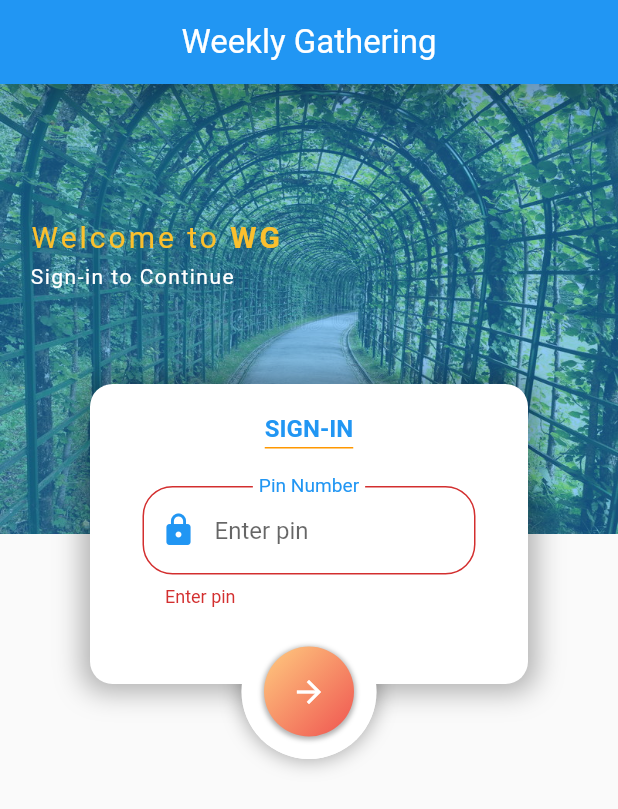
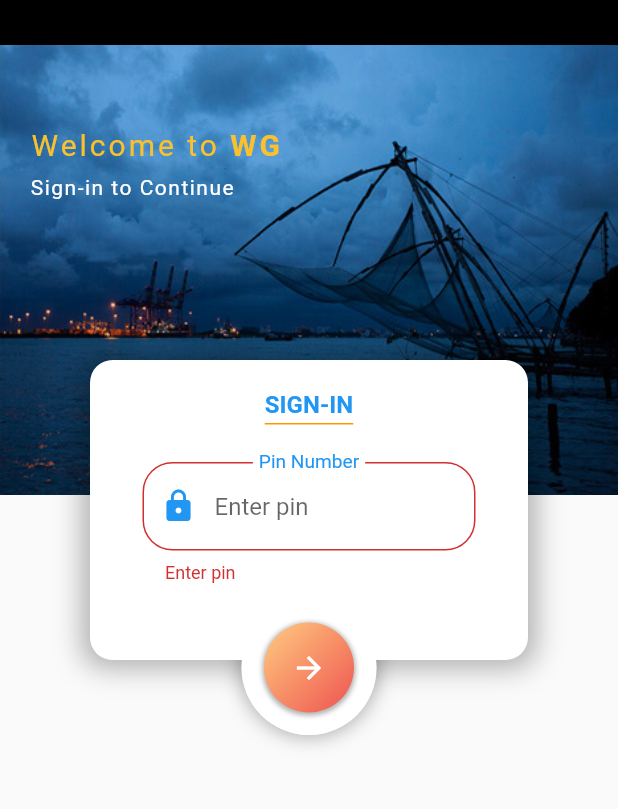
Before and after one commit to jjthottungal/cheetukaliapp, a Flutter app: the screen it shows after launch, after a tap on the "arrow forward" icon, on a phone screen of 412 x 824 dp. Shown: the top 809 px of the screen. Run offline on Flutter 3.47's test engine with Material 2 defaults, Android fonts, the light colour scheme and no system bars; our stand-ins replace connectivity_plus, flutter_slidable, flutter_spinkit, flutter_sticky_header, font_awesome_flutter, get and 3 more; missing offline and left inert: status_bar_control; accounts and stored records are empty.

Commit message:
commit for statut bar and login image

```diff
--- a/lib/screens/screen_login.dart
+++ b/lib/screens/screen_login.dart
@@ -9,6 +9,7 @@ import 'package:get/get.dart';
 import 'package:flutter/services.dart';
 import 'package:connectivity_plus/connectivity_plus.dart';
 import 'package:internet_connection_checker/internet_connection_checker.dart';
+import 'package:status_bar_control/status_bar_control.dart';
 
 class ScreenLogin extends StatefulWidget {
   const ScreenLogin({super.key});
@@ -32,6 +33,9 @@ class _ScreenLoginState extends State<ScreenLogin> {
   @override
   void initState() {
     super.initState();
+    //Hide top status bar
+    StatusBarControl.setHidden(true, animation: StatusBarAnimation.SLIDE);
+
     loginModel = LoginModel(userId: 'Guest', password: '');
     //Check Interconnectvity
     _getConnectivity();
@@ -40,6 +44,9 @@ class _ScreenLoginState extends State<ScreenLogin> {
   @override
   void dispose() {
     super.dispose();
+    //Show stausbar
+    StatusBarControl.setHidden(false);
+
     if (!_pinController.isBlank!) {
       _pinController.dispose();
     }
@@ -72,11 +79,13 @@ class _ScreenLoginState extends State<ScreenLogin> {
     return GestureDetector(
       onTap: () => FocusManager.instance.primaryFocus?.unfocus(),
       child: Scaffold(
+        /*
         appBar: AppBar(
           //elevation: 10,
           title: const Text('Weekly Gathering'),
           //centerTitle: true,
         ),
+        */
         body: SafeArea(
             child: Stack(
           children: [
@@ -85,16 +94,19 @@ class _ScreenLoginState extends State<ScreenLogin> {
               right: 0,
               left: 0,
               child: Container(
+                padding: const EdgeInsets.only(top: 30),
+                color: Colors.black,
+                child: Container(
                   height: 300,
                   decoration: const BoxDecoration(
                       image: DecorationImage(
                           image: AssetImage("assets/images/Background.jpg"),
                           fit: BoxFit.fill)),
                   child: Container(
-                  padding: const EdgeInsets.only(top: 90, left: 20),
+                    padding: const EdgeInsets.only(top: 55, left: 20),
                     //color: const Color(0xFF3b5999).withOpacity(.75),
                     //color: Color.fromARGB(255, 183, 165, 61).withOpacity(.6),
-                  color: Colors.blue.shade500.withOpacity(.5),
+                    color: Colors.black12.withOpacity(.1),
                     //color: Colors.green.shade100.withOpacity(.5),
                     child: Column(
                       crossAxisAlignment: CrossAxisAlignment.start,
@@ -120,7 +132,7 @@ class _ScreenLoginState extends State<ScreenLogin> {
                               ]),
                         ),
                         const SizedBox(
-                        height: 7,
+                          height: 9,
                         ),
                         const Text(
                           'Sign-in to Continue',
@@ -134,9 +146,10 @@ class _ScreenLoginState extends State<ScreenLogin> {
                   ),
                 ),
               ),
+            ),
             buildBottomHalfContainer(true),
             Positioned(
-              top: 200,
+              top: 240,
               child: Container(
                 height: 200,
                 padding: const EdgeInsets.all(20),
@@ -245,7 +258,7 @@ class _ScreenLoginState extends State<ScreenLogin> {
 
   Widget buildBottomHalfContainer(bool showShadow) {
     return Positioned(
-      top: 360,
+      top: 400,
       right: 0,
       left: 0,
       child: Center(
--- a/lib/screens/screen_splash.dart
+++ b/lib/screens/screen_splash.dart
@@ -1,6 +1,7 @@
 import 'package:flutter/material.dart';
 import 'package:cheetukaliapp/utils/statefulwrapper.dart';
 import 'package:get/get.dart';
+import 'package:status_bar_control/status_bar_control.dart';
 
 class ScreenSplash extends StatelessWidget {
   const ScreenSplash({super.key});
@@ -10,6 +11,9 @@ class ScreenSplash extends StatelessWidget {
     return StatefulWrapper(
       onInit: () {
         //initialization();
+        //Hide top status bar
+        StatusBarControl.setHidden(true, animation: StatusBarAnimation.SLIDE);
+
         Future.delayed(const Duration(seconds: 2)).then((value) {
           Get.offNamed('/login');
         });
--- a/pubspec.yaml
+++ b/pubspec.yaml
@@ -50,6 +50,7 @@ dependencies:
   sliver_tools: ^0.2.8
   collection: ^1.16.0
   flutter_sticky_header: ^0.6.4
+  status_bar_control: ^3.2.1
 
 dev_dependencies:
   flutter_test:
```
Also changed, not shown: assets/images/Background.jpg, assets/images/Background1.jpg (added), assets/images/Background2.jpg (added), pubspec.lock. Lines whose indentation alone changed are shown as unchanged.
